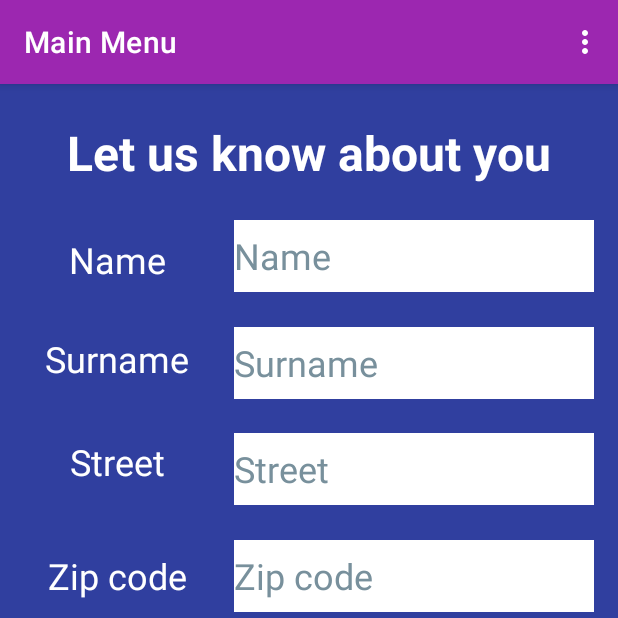
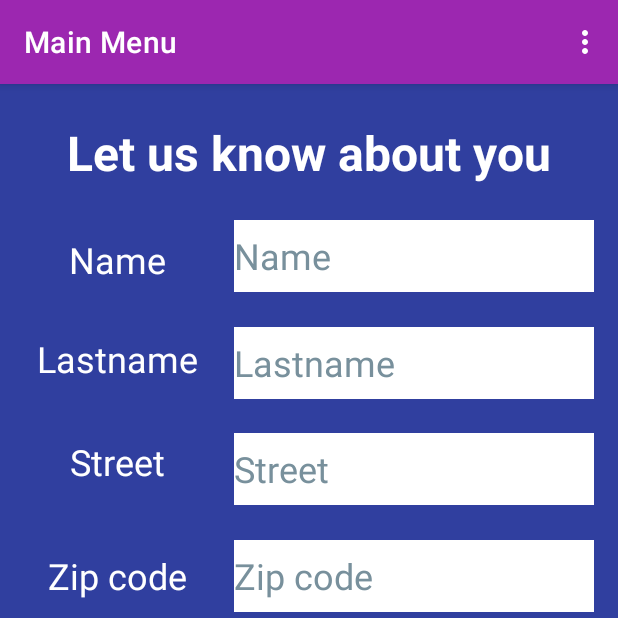
Before and after one commit to Damian-Chowanski/EngineeringThesis, an Android app: the SetingsActivity screen opened directly, with no data from a screen before it, on a phone screen of 412 x 824 dp, the top half of it. Run offline under Robolectric (Android 15) with nearby library versions, the phone set to English and light mode, and no system bars; our stand-ins replace Firebase (no records; nobody signed in at launch, a user with empty details on screens opened directly); 5 statements that could not run were skipped.

Commit message:
added few layout changes

```diff
--- a/app/build.gradle
+++ b/app/build.gradle
@@ -44,6 +44,7 @@ dependencies {
     implementation 'com.google.android.material:material:1.7.0'
     implementation 'androidx.constraintlayout:constraintlayout:2.1.4'
 
+
     implementation("org.jetbrains.kotlinx:kotlinx-serialization-json:1.4.1")
 
     implementation platform('com.google.firebase:firebase-bom:31.1.1')
--- a/app/src/main/java/com/example/engineeringapp/Module/UserData.kt
+++ b/app/src/main/java/com/example/engineeringapp/Module/UserData.kt
@@ -7,12 +7,12 @@ import kotlinx.serialization.json.Json
 
 
 data class UserData(
-    val uid: String? = null,
-    val firstname: String? = null,
-    val lastname: String? = null,
-    val street: String? = null,
-    val zipCode: String? = null,
-    val city: String? = null,
-    val country: String? = null,
-    val phoneNumber: String? = null
+    val uid: String?,
+    val firstname: String?,
+    val lastname: String?,
+    val street: String?,
+    val zipCode: String?,
+    val city: String?,
+    val country: String?,
+    val phoneNumber: String?
 ) : Serializable
--- a/app/src/main/java/com/example/engineeringapp/UI_login/LoginActivity.kt
+++ b/app/src/main/java/com/example/engineeringapp/UI_login/LoginActivity.kt
@@ -21,7 +21,6 @@ class LoginActivity : AppCompatActivity() {
 
         val logEmail = binding.loginEmail
         val logPass = binding.loginPassword
-
         // button login functionality
         binding.btnLogin.setOnClickListener {
             val userEmail: String = logEmail.text.toString().trim { it <=  ' '}
--- a/app/src/main/java/com/example/engineeringapp/userdata_collect/UsersInputDataActivity.kt
+++ b/app/src/main/java/com/example/engineeringapp/userdata_collect/UsersInputDataActivity.kt
@@ -22,6 +22,8 @@ class UsersInputDataActivity : AppCompatActivity() {
         binding = ActivityUsersInputDataBinding.inflate(layoutInflater)
         setContentView(binding.root)
         this.title = "Present yourself!"
+
+
 
         dbReference = FirebaseDatabase.getInstance().getReference("Users")
 
--- a/app/src/main/res/layout/activity_setings.xml
+++ b/app/src/main/res/layout/activity_setings.xml
@@ -51,7 +51,7 @@
             app:layout_constraintEnd_toStartOf="@+id/et_firstname"
             app:layout_constraintStart_toStartOf="parent"
             app:layout_constraintTop_toBottomOf="@+id/tv_information"
-            app:layout_constraintBottom_toTopOf="@id/tv_surname"
+            app:layout_constraintBottom_toTopOf="@id/tv_lastname"
             tools:layout_editor_absoluteY="223dp" />
 
         <EditText
@@ -72,16 +72,16 @@
             tools:ignore="DuplicateSpeakableTextCheck" />
 
         <TextView
-            android:id="@+id/tv_surname"
+            android:id="@+id/tv_lastname"
             android:layout_width="wrap_content"
             android:layout_height="wrap_content"
-            android:text="@string/surname"
+            android:text="@string/lastname"
             android:textColor="@color/white"
             android:textSize="24sp"
+            app:layout_constraintBottom_toTopOf="@id/et_street"
             app:layout_constraintEnd_toStartOf="@+id/et_lastname"
             app:layout_constraintStart_toStartOf="parent"
-            app:layout_constraintTop_toBottomOf="@id/tv_name"
-            app:layout_constraintBottom_toTopOf="@id/et_street"/>
+            app:layout_constraintTop_toBottomOf="@id/tv_name" />
 
         <EditText
             android:id="@+id/et_lastname"
@@ -89,7 +89,7 @@
             android:layout_height="wrap_content"
             android:layout_marginEnd="16dp"
             android:background="@color/white"
-            android:hint="@string/surname"
+            android:hint="@string/lastname"
             android:importantForAutofill="no"
             android:inputType="text"
             android:minHeight="48dp"
@@ -109,7 +109,7 @@
             android:textSize="24sp"
             app:layout_constraintEnd_toStartOf="@+id/et_street"
             app:layout_constraintStart_toStartOf="parent"
-            app:layout_constraintTop_toBottomOf="@id/tv_surname"
+            app:layout_constraintTop_toBottomOf="@id/tv_lastname"
             app:layout_constraintBottom_toTopOf="@id/et_zip_code"/>
 
         <EditText
--- a/app/src/main/res/values/strings.xml
+++ b/app/src/main/res/values/strings.xml
@@ -20,7 +20,7 @@
     <string name="zip_code">Zip code</string>
     <string name="street">Street</string>
     <string name="phone_number">Phone</string>
-    <string name="surname">Surname</string>
+    <string name="lastname">Lastname</string>
     <string name="name">Name</string>
     <string name="save">Save</string>
     <string name="logout">LOGOUT</string>
--- a/build.gradle
+++ b/build.gradle
@@ -4,7 +4,7 @@ buildscript {
     }
 }// Top-level build file where you can add configuration options common to all sub-projects/modules.
 plugins {
-    id 'com.android.application' version '7.3.1' apply false
-    id 'com.android.library' version '7.3.1' apply false
+    id 'com.android.application' version '7.4.1' apply false
+    id 'com.android.library' version '7.4.1' apply false
     id 'org.jetbrains.kotlin.android' version '1.7.20' apply false
 }
```
Also changed, not shown: app/src/main/res/layout/activity_users_input_data.xml (+9 -9 lines), gradle/wrapper/gradle-wrapper.properties.
